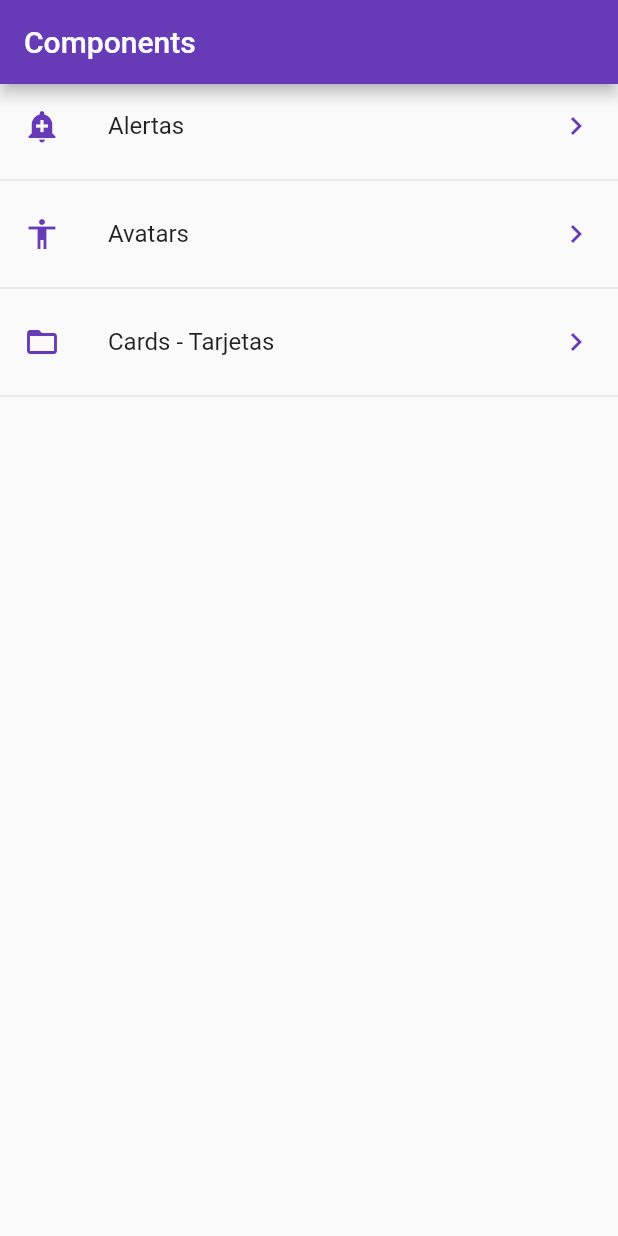
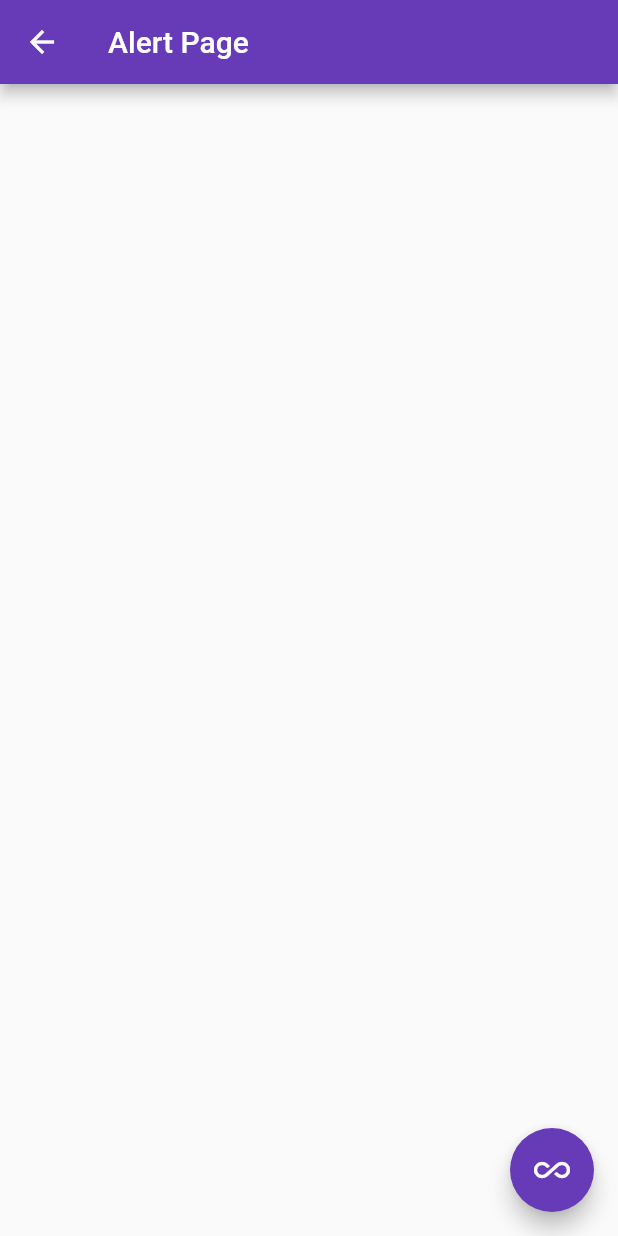
Before and after one commit to mmunozpatino/components, a Flutter app: the screen it shows after launch, after a tap on "Alertas", on a phone screen of 412 x 824 dp. Run offline on Flutter 3.47's test engine with Material 2 defaults, Android fonts, the phone set to English and light mode, and no system bars.

Commit message:
Video 69 OK

```diff
--- /dev/null
+++ b/lib/src/pages/alert_page.dart
@@ -0,0 +1,17 @@
+import 'package:flutter/material.dart';
+
+class AlertPage extends StatelessWidget {
+  @override
+  Widget build(BuildContext context) {
+    return Scaffold(
+      appBar: AppBar(title: Text("Alert Page")),
+      floatingActionButton: FloatingActionButton(
+        child: Icon(Icons.all_inclusive),
+        onPressed: (){
+          Navigator.pop(context);
+        },
+        backgroundColor: Colors.deepPurple,
+      ),
+    );
+  }
+}
--- a/lib/src/pages/home_page.dart
+++ b/lib/src/pages/home_page.dart
@@ -1,3 +1,4 @@
+import 'package:components/src/pages/alert_page.dart';
 import 'package:components/src/providers/menu_provider.dart';
 import 'package:components/src/utils/icon_string_util.dart';
 import 'package:flutter/material.dart';
@@ -17,11 +18,11 @@ class HomePage extends StatelessWidget {
         builder: (context, AsyncSnapshot<List<dynamic>> snapshot) {
           // print('builder');
           // print(snapshot.data);
-          return ListView(children: _createListItems(snapshot.data));
+          return ListView(children: _createListItems(snapshot.data, context));
         });
   }
 
-  List<Widget> _createListItems(List<dynamic> data) {
+  List<Widget> _createListItems(List<dynamic> data, BuildContext context) {
     final List<Widget> options= [];
 
     data.forEach((opt) {
@@ -30,7 +31,12 @@ class HomePage extends StatelessWidget {
         leading: getIcon(opt['icon']),
         trailing: Icon(Icons.keyboard_arrow_right, color: Colors.deepPurple),
         onTap: (){
-
+          final route =MaterialPageRoute(
+            builder: (context){
+              return AlertPage();
+            }
+            );
+          Navigator.push(context, route);
         }
       );
       options..add(widgetTemp)
```
Also changed, not shown: lib/src/pages/avatar_page.dart (added, +10 -0 lines).
